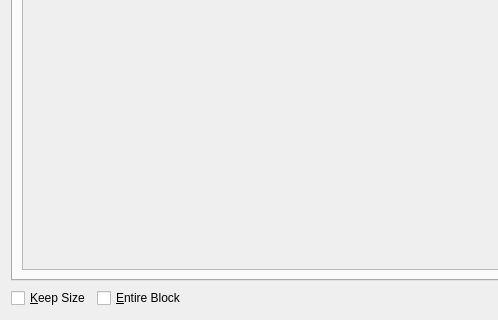
The window that src/gui/Src/Gui/HexEditDialog.ui (x64dbg/x64dbg) describes before a commit, drawn with Qt 5; both pictures show x 0 to 498 and y 279 to 599 of the 772 by 599 pixel window.
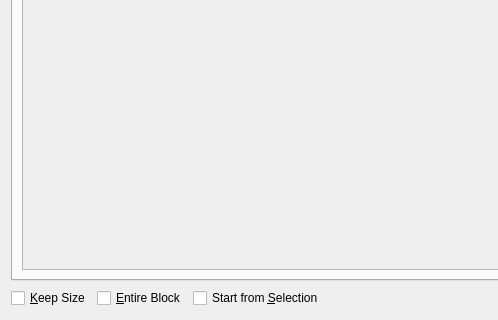
The same window after the commit. Icons and pictures are not drawn. Custom widgets are drawn as their Qt base class.

Commit message: Add Start from Selection

Diff of the .ui file:
```diff
--- a/src/gui/Src/Gui/HexEditDialog.ui
+++ b/src/gui/Src/Gui/HexEditDialog.ui
@@ -445,6 +445,13 @@
        </property>
       </widget>
      </item>
+     <item>
+      <widget class="QCheckBox" name="chkFromSelection">
+       <property name="text">
+        <string>Start from &amp;Selection</string>
+       </property>
+      </widget>
+     </item>
      <item>
       <spacer name="horizontalSpacer">
        <property name="orientation">
```
The commit also changes 6 other files.
